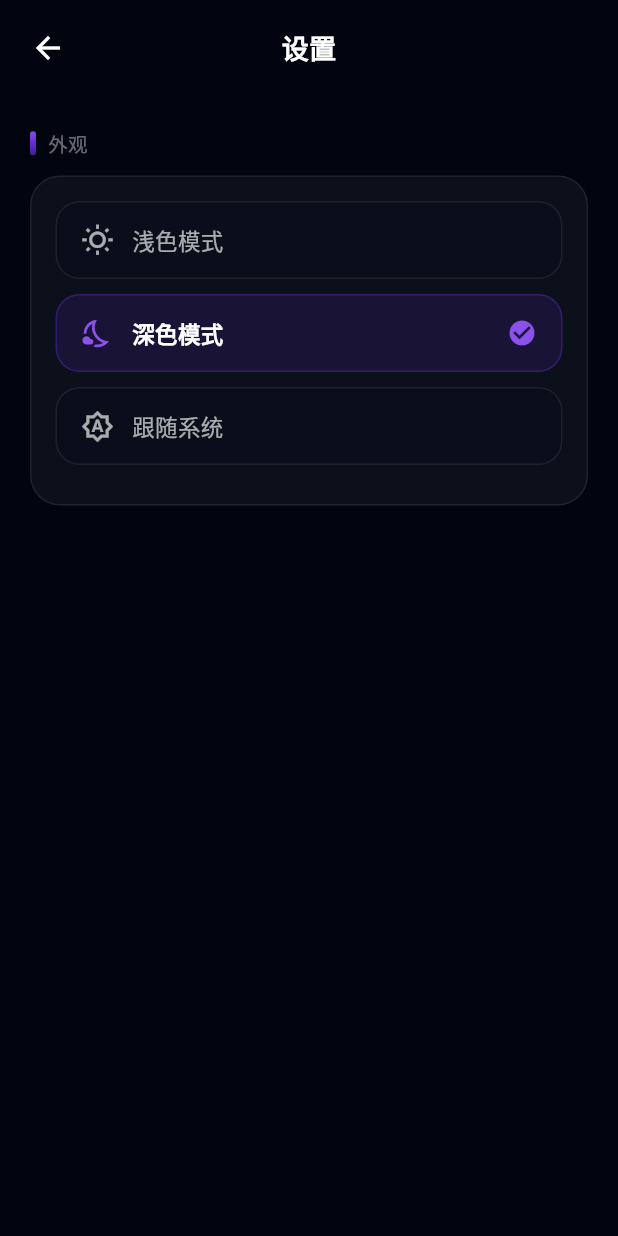
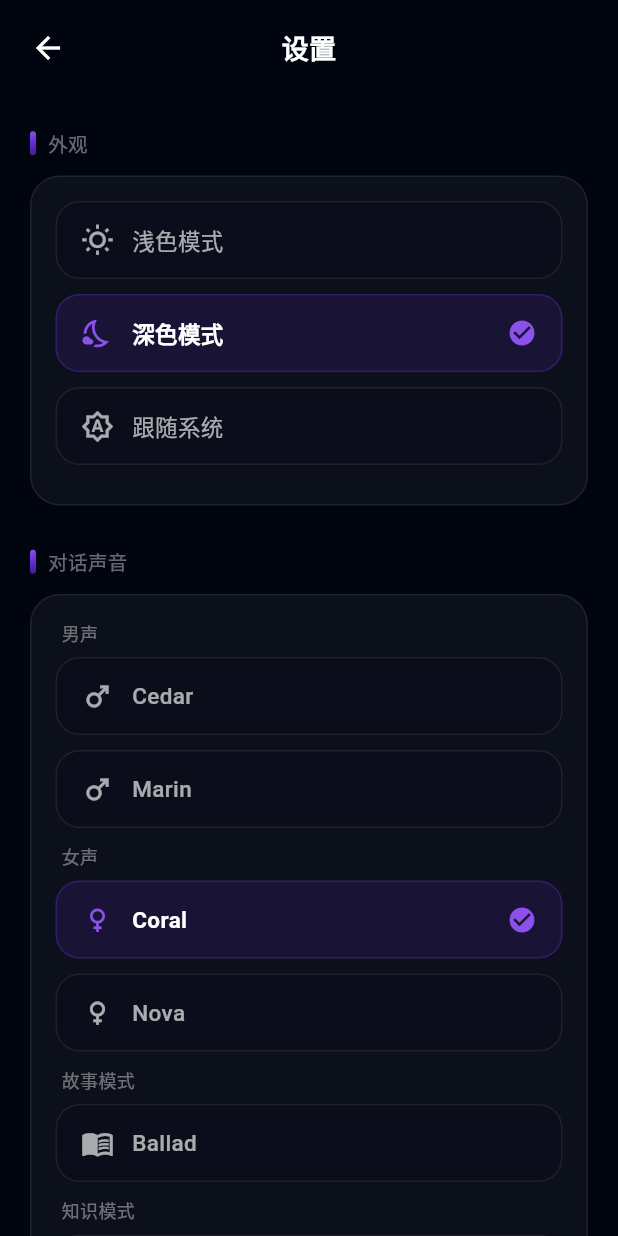
Before and after one commit to dejakjddgj2333-lab/bdx, a Flutter app: the SettingsPage screen opened by its route, on a phone screen of 412 x 824 dp. Run offline on Flutter 3.47's test engine with Material 3 defaults, Android fonts, the phone set to English and light mode, and no system bars; our stand-ins replace cached_network_image, dio, equatable, flutter_bloc, flutter_image_compress, flutter_markdown and 9 more; missing offline and left inert: audio_session, dart:html, record, record_platform_interface; accounts and stored records are empty.

Commit message:
feat: 设置页增加语音通话对话声音选择
- 新增 ConversationVoice 枚举：男声 Cedar/Marin、女声 Coral/Nova、故事 Ballad、知识 Sage
- 新增 VoiceCubit/VoiceState，使用 HiveStorage 持久化声音偏好
- 在 app.dart 全局提供 VoiceCubit
- SettingsPage 增加「对话声音」分组选择器
- WebSocketService.sendConfig 支持 voice 字段
- VoiceCallBloc 在 session.created 时传入用户选择的声音

Co-Authored-By: Claude Opus 4.8 (1M context) <noreply@anthropic.com>

```diff
--- a/lib/app.dart
+++ b/lib/app.dart
@@ -11,6 +11,7 @@ import 'presentation/blocs/chat_detail/chat_detail_bloc.dart';
 import 'presentation/blocs/chat_list/chat_list_bloc.dart';
 import 'presentation/blocs/theme/theme_cubit.dart';
 import 'presentation/blocs/theme/theme_state.dart';
+import 'presentation/blocs/voice/voice_cubit.dart';
 import 'presentation/blocs/voice_call/voice_call_bloc.dart';
 import 'presentation/pages/agent/agent_list_page.dart';
 import 'presentation/pages/chat/chat_detail_page.dart';
@@ -32,6 +33,7 @@ class App extends StatelessWidget {
           create: (_) => getIt<AuthBloc>()..add(const AuthCheckRequested()),
         ),
         BlocProvider<ThemeCubit>.value(value: getIt<ThemeCubit>()),
+        BlocProvider<VoiceCubit>.value(value: getIt<VoiceCubit>()),
       ],
       child: BlocBuilder<ThemeCubit, ThemeState>(
         builder: (context, themeState) {
--- /dev/null
+++ b/lib/core/constants/conversation_voice.dart
@@ -0,0 +1,95 @@
+import 'package:flutter/material.dart';
+
+/// 语音通话对话声音
+enum ConversationVoice {
+  /// 男声 - Cedar
+  cedar,
+
+  /// 男声 - Marin
+  marin,
+
+  /// 女声 - Coral
+  coral,
+
+  /// 女声 - Nova
+  nova,
+
+  /// 故事模式 - Ballad
+  ballad,
+
+  /// 知识模式 - Sage
+  sage,
+}
+
+extension ConversationVoiceX on ConversationVoice {
+  /// 显示名称
+  String get displayName {
+    switch (this) {
+      case ConversationVoice.cedar:
+        return 'Cedar';
+      case ConversationVoice.marin:
+        return 'Marin';
+      case ConversationVoice.coral:
+        return 'Coral';
+      case ConversationVoice.nova:
+        return 'Nova';
+      case ConversationVoice.ballad:
+        return 'Ballad';
+      case ConversationVoice.sage:
+        return 'Sage';
+    }
+  }
+
+  /// 分类标签
+  String get category {
+    switch (this) {
+      case ConversationVoice.cedar:
+      case ConversationVoice.marin:
+        return '男声';
+      case ConversationVoice.coral:
+      case ConversationVoice.nova:
+        return '女声';
+      case ConversationVoice.ballad:
+        return '故事模式';
+      case ConversationVoice.sage:
+        return '知识模式';
+    }
+  }
+
+  /// 分类图标
+  IconData get categoryIcon {
+    switch (category) {
+      case '男声':
+        return Icons.male;
+      case '女声':
+        return Icons.female;
+      case '故事模式':
+        return Icons.menu_book;
+      case '知识模式':
+      default:
+        return Icons.psychology;
+    }
+  }
+
+  /// 发送给后端/OpenAI 的 voice 字段值
+  String get serverValue => name;
+
+  static ConversationVoice fromString(String? value) {
+    switch (value) {
+      case 'cedar':
+        return ConversationVoice.cedar;
+      case 'marin':
+        return ConversationVoice.marin;
+      case 'coral':
+        return ConversationVoice.coral;
+      case 'nova':
+        return ConversationVoice.nova;
+      case 'ballad':
+        return ConversationVoice.ballad;
+      case 'sage':
+        return ConversationVoice.sage;
+      default:
+        return ConversationVoice.coral;
+    }
+  }
+}
--- a/lib/data/datasources/local/hive_storage.dart
+++ b/lib/data/datasources/local/hive_storage.dart
@@ -27,6 +27,15 @@ class HiveStorage {
     return value?.toString();
   }
 
+  Future<void> setConversationVoice(String voice) async {
+    await _box.put('conversation_voice', voice);
+  }
+
+  String? getConversationVoice() {
+    final value = _box.get('conversation_voice');
+    return value?.toString();
+  }
+
   Future<void> setJson(String key, Map<String, dynamic> value) async {
     await _box.put(key, jsonEncode(value));
   }
--- a/lib/injection.dart
+++ b/lib/injection.dart
@@ -16,6 +16,7 @@ import 'presentation/blocs/chat_list/chat_list_bloc.dart';
 import 'presentation/blocs/chat_detail/chat_detail_bloc.dart';
 import 'presentation/blocs/agent/agent_bloc.dart';
 import 'presentation/blocs/theme/theme_cubit.dart';
+import 'presentation/blocs/voice/voice_cubit.dart';
 import 'presentation/blocs/voice_call/voice_call_bloc.dart';
 import 'services/audio_player_service.dart';
 import 'services/audio_recorder_service.dart';
@@ -30,6 +31,9 @@ Future<void> configureDependencies() async {
 
   // 主题
   getIt.registerLazySingleton(() => ThemeCubit(getIt<HiveStorage>()));
+
+  // 语音通话声音
+  getIt.registerLazySingleton(() => VoiceCubit(getIt<HiveStorage>()));
 
   // API 客户端
   getIt.registerSingleton(ApiClient(getIt<SecureStorage>()));
@@ -71,5 +75,6 @@ Future<void> configureDependencies() async {
         getIt<WebSocketService>(),
         getIt<AudioRecorderService>(),
         getIt<AudioPlayerService>(),
+        getIt<VoiceCubit>(),
       ));
 }
--- a/lib/main.dart
+++ b/lib/main.dart
@@ -2,6 +2,7 @@ import 'package:flutter/material.dart';
 import 'package:flutter/services.dart';
 import 'data/datasources/local/hive_storage.dart';
 import 'presentation/blocs/theme/theme_cubit.dart';
+import 'presentation/blocs/voice/voice_cubit.dart';
 import 'app.dart';
 import 'injection.dart';
 
@@ -16,6 +17,7 @@ Future<void> main() async {
   await configureDependencies();
   await HiveStorage.init();
   await getIt<ThemeCubit>().load();
+  await getIt<VoiceCubit>().load();
 
   runApp(const App());
 }
--- /dev/null
+++ b/lib/presentation/blocs/voice/voice_cubit.dart
@@ -0,0 +1,23 @@
+import 'package:flutter_bloc/flutter_bloc.dart';
+import '../../../core/constants/conversation_voice.dart';
+import '../../../data/datasources/local/hive_storage.dart';
+import 'voice_state.dart';
+
+class VoiceCubit extends Cubit<VoiceState> {
+  final HiveStorage _storage;
+
+  VoiceCubit(this._storage) : super(const VoiceState());
+
+  /// 从本地存储加载声音偏好
+  Future<void> load() async {
+    final saved = _storage.getConversationVoice();
+    final voice = ConversationVoiceX.fromString(saved);
+    emit(VoiceState(voice: voice));
+  }
+
+  /// 设置并持久化声音偏好
+  Future<void> setVoice(ConversationVoice voice) async {
+    await _storage.setConversationVoice(voice.name);
+    emit(VoiceState(voice: voice));
+  }
+}
--- /dev/null
+++ b/lib/presentation/blocs/voice/voice_state.dart
@@ -0,0 +1,15 @@
+import 'package:equatable/equatable.dart';
+import '../../../core/constants/conversation_voice.dart';
+
+class VoiceState extends Equatable {
+  final ConversationVoice voice;
+
+  const VoiceState({this.voice = ConversationVoice.coral});
+
+  VoiceState copyWith({ConversationVoice? voice}) {
+    return VoiceState(voice: voice ?? this.voice);
+  }
+
+  @override
+  List<Object?> get props => [voice];
+}
--- a/lib/presentation/blocs/voice_call/voice_call_bloc.dart
+++ b/lib/presentation/blocs/voice_call/voice_call_bloc.dart
@@ -3,9 +3,11 @@ import 'dart:developer';
 import 'dart:typed_data';
 import 'package:equatable/equatable.dart';
 import 'package:flutter_bloc/flutter_bloc.dart';
+import '../../../core/constants/conversation_voice.dart';
 import '../../../services/audio_player_service.dart';
 import '../../../services/audio_recorder_service.dart';
 import '../../../services/websocket_service.dart';
+import '../voice/voice_cubit.dart';
 
 part 'voice_call_event.dart';
 part 'voice_call_state.dart';
@@ -14,6 +16,7 @@ class VoiceCallBloc extends Bloc<VoiceCallEvent, VoiceCallState> {
   final WebSocketService _webSocketService;
   final AudioRecorderService _audioRecorderService;
   final AudioPlayerService _audioPlayerService;
+  final VoiceCubit _voiceCubit;
 
   StreamSubscription? _messageSubscription;
   StreamSubscription? _audioSubscription;
@@ -25,6 +28,7 @@ class VoiceCallBloc extends Bloc<VoiceCallEvent, VoiceCallState> {
     this._webSocketService,
     this._audioRecorderService,
     this._audioPlayerService,
+    this._voiceCubit,
   ) : super(const VoiceCallState()) {
     on<VoiceCallStarted>(_onStarted);
     on<VoiceCallHangup>(_onHangup);
@@ -124,7 +128,8 @@ class VoiceCallBloc extends Bloc<VoiceCallEvent, VoiceCallState> {
     switch (type) {
       case 'session.created':
         log('session.created, 发送配置');
-        _webSocketService.sendConfig();
+        final voice = _voiceCubit.state.voice.serverValue;
+        _webSocketService.sendConfig(voice: voice);
         await Future.delayed(const Duration(milliseconds: 200));
         if (!state.isMuted) {
           log('启动录音');
--- a/lib/presentation/pages/settings/settings_page.dart
+++ b/lib/presentation/pages/settings/settings_page.dart
@@ -3,8 +3,11 @@ import 'package:flutter_bloc/flutter_bloc.dart';
 import 'package:go_router/go_router.dart';
 import '../../../core/constants/app_colors.dart';
 import '../../../core/constants/app_theme_mode.dart';
+import '../../../core/constants/conversation_voice.dart';
 import '../../blocs/theme/theme_cubit.dart';
 import '../../blocs/theme/theme_state.dart';
+import '../../blocs/voice/voice_cubit.dart';
+import '../../blocs/voice/voice_state.dart';
 import '../../widgets/app_header.dart';
 
 class SettingsPage extends StatelessWidget {
@@ -34,6 +37,10 @@ class SettingsPage extends StatelessWidget {
                   _buildSectionTitle(context, '外观'),
                   const SizedBox(height: 12),
                   _buildThemeCard(context),
+                  const SizedBox(height: 28),
+                  _buildSectionTitle(context, '对话声音'),
+                  const SizedBox(height: 12),
+                  _buildVoiceCard(context),
                 ],
               ),
             ),
@@ -148,4 +155,112 @@ class SettingsPage extends StatelessWidget {
       ),
     );
   }
+
+  Widget _buildVoiceCard(BuildContext context) {
+    final colors = AppColors.of(context);
+
+    return Container(
+      padding: const EdgeInsets.all(16),
+      decoration: BoxDecoration(
+        color: colors.glassWhite,
+        borderRadius: BorderRadius.circular(20),
+        border: Border.all(color: colors.borderSubtle),
+      ),
+      child: BlocBuilder<VoiceCubit, VoiceState>(
+        builder: (context, state) {
+          final grouped = _groupVoices();
+          return Column(
+            crossAxisAlignment: CrossAxisAlignment.start,
+            children: grouped.entries.expand((entry) {
+              final category = entry.key;
+              final voices = entry.value;
+              return [
+                Padding(
+                  padding: const EdgeInsets.only(bottom: 8, left: 4),
+                  child: Text(
+                    category,
+                    style: TextStyle(
+                      color: colors.textTertiary,
+                      fontSize: 12,
+                      fontWeight: FontWeight.w500,
+                    ),
+                  ),
+                ),
+                ...voices.map((voice) {
+                  final isSelected = state.voice == voice;
+                  return Padding(
+                    padding: const EdgeInsets.only(bottom: 10),
+                    child: _buildVoiceOption(
+                      context,
+                      voice: voice,
+                      isSelected: isSelected,
+                      onTap: () => context.read<VoiceCubit>().setVoice(voice),
+                    ),
+                  );
+                }),
+              ];
+            }).toList(),
+          );
+        },
+      ),
+    );
+  }
+
+  Map<String, List<ConversationVoice>> _groupVoices() {
+    final result = <String, List<ConversationVoice>>{};
+    for (final voice in ConversationVoice.values) {
+      result.putIfAbsent(voice.category, () => []).add(voice);
+    }
+    return result;
+  }
+
+  Widget _buildVoiceOption(
+    BuildContext context, {
+    required ConversationVoice voice,
+    required bool isSelected,
+    required VoidCallback onTap,
+  }) {
+    final colors = AppColors.of(context);
+
+    return GestureDetector(
+      onTap: onTap,
+      child: Container(
+        padding: const EdgeInsets.symmetric(horizontal: 16, vertical: 14),
+        decoration: BoxDecoration(
+          color: isSelected
+              ? AppColors.primary.withOpacity(0.15)
+              : colors.bgElevated.withOpacity(0.5),
+          borderRadius: BorderRadius.circular(16),
+          border: Border.all(
+            color: isSelected ? colors.border : colors.borderSubtle,
+          ),
+        ),
+        child: Row(
+          children: [
+            Icon(
+              voice.categoryIcon,
+              color: isSelected ? AppColors.primaryLight : colors.textSecondary,
+              size: 22,
+            ),
+            const SizedBox(width: 12),
+            Text(
+              voice.displayName,
+              style: TextStyle(
+                color: isSelected ? colors.text : colors.textSecondary,
+                fontSize: 15,
+                fontWeight: isSelected ? FontWeight.w600 : FontWeight.w500,
+              ),
+            ),
+            const Spacer(),
+            if (isSelected)
+              Icon(
+                Icons.check_circle,
+                color: AppColors.primaryLight,
+                size: 20,
+              ),
+          ],
+        ),
+      ),
+    );
+  }
 }
--- a/lib/services/websocket_service.dart
+++ b/lib/services/websocket_service.dart
@@ -80,13 +80,14 @@ class WebSocketService {
     _messageController.add(data);
   }
 
-  void sendConfig() {
+  void sendConfig({String? voice}) {
     final config = {
       'event_id': 'event_${DateTime.now().millisecondsSinceEpoch}',
       'type': 'session.update',
       'session': {
         'modalities': ['text', 'audio'],
         'instructions': '你是北斗星AI，一个 helpful 的语音助手，请用中文回答用户问题。',
+        'voice': voice ?? 'coral',
         'turn_detection': {
           'type': 'server_vad',
           'threshold': 0.5,
```
